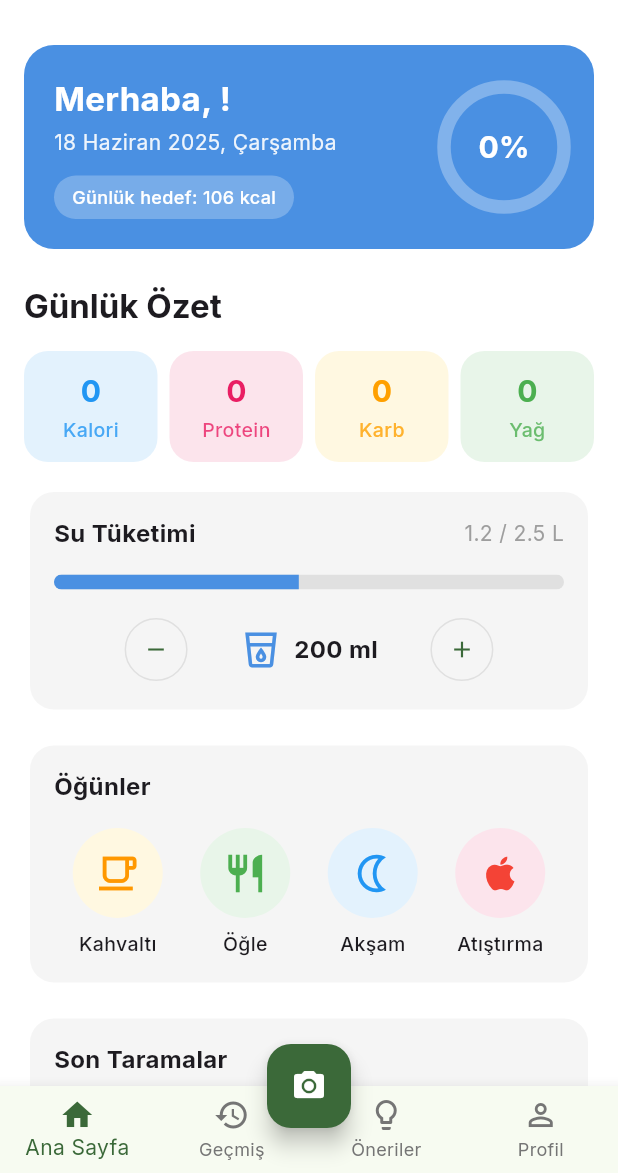
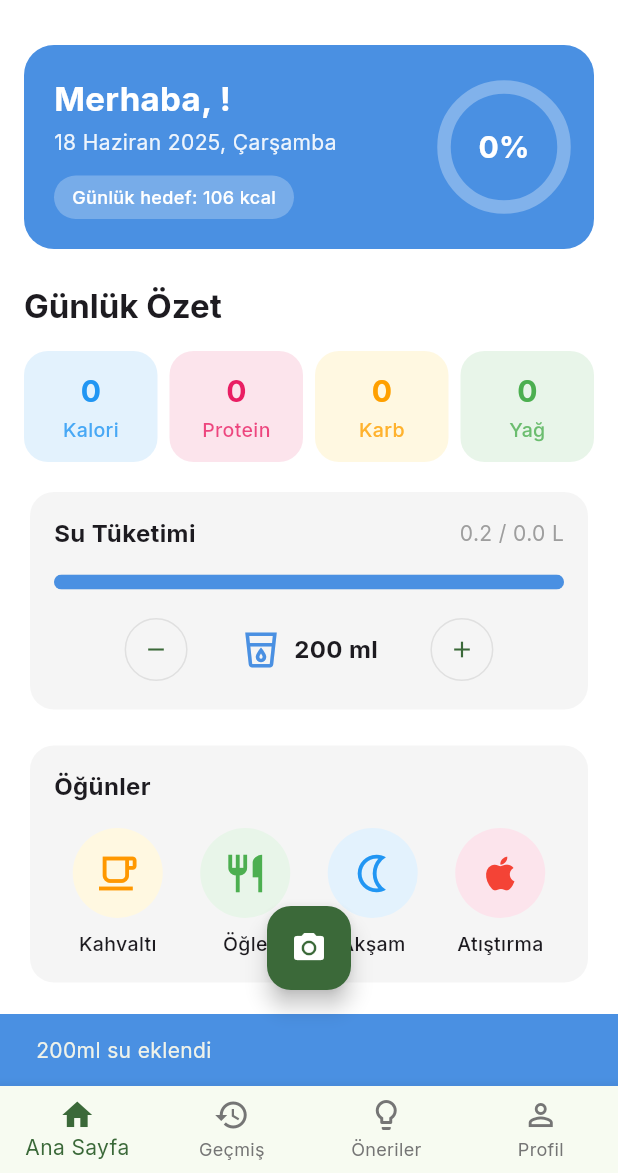
Before and after one commit to gorkemoa/beslen, a Flutter app: the screen it shows after launch, after a tap on "Misafir Olarak Devam Et", after a tap on the "add" icon, on a phone screen of 412 x 824 dp, the part 63-1236 px from its top. Run offline on Flutter 3.47's test engine with Material 3 defaults, Android fonts, the phone set to English and light mode, and no system bars; our stand-ins replace cloud_firestore, firebase_auth, firebase_core, flutter_image_compress, flutter_staggered_animations, google_fonts and 4 more; accounts and stored records are empty.

Commit message:
Su tüketimi kartı güncellendi; günlük su alımı ve hedefi, AppViewModel'den alınarak dinamik hale getirildi. Su ekleme ve çıkarma fonksiyonları eklendi, kullanıcıya geri bildirim sağlamak için SnackBar kullanıldı.

```diff
--- a/lib/views/tabs/home_tab.dart
+++ b/lib/views/tabs/home_tab.dart
@@ -44,7 +44,7 @@ class HomeTab extends StatelessWidget {
                   const SizedBox(height: 16),
                   _buildDailySummary(context, appViewModel),
                   const SizedBox(height: 16),
-                  _buildWaterIntakeCard(context),
+                  _buildWaterIntakeCard(context, appViewModel),
                   const SizedBox(height: 16),
                   _buildMealsCard(context),
                   const SizedBox(height: 16),
@@ -217,10 +217,10 @@ class HomeTab extends StatelessWidget {
     );
   }
 
-  Widget _buildWaterIntakeCard(BuildContext context) {
-    const double currentWater = 1.2;
-    const double targetWater = 2.5;
-    const double progress = currentWater / targetWater;
+  Widget _buildWaterIntakeCard(BuildContext context, AppViewModel appViewModel) {
+    final currentWater = appViewModel.todaysWaterAmount;
+    final targetWater = appViewModel.waterTarget;
+    final progress = appViewModel.waterPercentage;
 
     return Card(
       elevation: 0,
@@ -235,7 +235,8 @@ class HomeTab extends StatelessWidget {
               mainAxisAlignment: MainAxisAlignment.spaceBetween,
               children: [
                 const Text('Su Tüketimi', style: TextStyle(fontSize: 16, fontWeight: FontWeight.bold)),
-                Text('$currentWater / $targetWater L', style: const TextStyle(fontSize: 14, color: Colors.grey)),
+                Text('${currentWater.toStringAsFixed(1)} / ${targetWater.toStringAsFixed(1)} L',
+                     style: const TextStyle(fontSize: 14, color: Colors.grey)),
               ],
             ),
             const SizedBox(height: 16),
@@ -253,7 +254,9 @@ class HomeTab extends StatelessWidget {
               mainAxisAlignment: MainAxisAlignment.center,
               children: [
                 OutlinedButton(
-                  onPressed: () {},
+                  onPressed: appViewModel.todaysWaterIntake.isNotEmpty
+                    ? () => _removeWater(context, appViewModel)
+                    : null,
                   child: const Icon(Icons.remove),
                   style: OutlinedButton.styleFrom(
                     shape: const CircleBorder(),
@@ -267,7 +270,7 @@ class HomeTab extends StatelessWidget {
                 const Text('200 ml', style: TextStyle(fontSize: 16, fontWeight: FontWeight.bold)),
                 const SizedBox(width: 24),
                 OutlinedButton(
-                  onPressed: () {},
+                  onPressed: () => _addWater(context, appViewModel),
                   child: const Icon(Icons.add),
                   style: OutlinedButton.styleFrom(
                     shape: const CircleBorder(),
@@ -454,4 +457,58 @@ class HomeTab extends StatelessWidget {
       ),
     );
   }
+
+  // Su ekleme fonksiyonu
+  void _addWater(BuildContext context, AppViewModel appViewModel) async {
+    const double amount = 200; // 200ml varsayılan
+
+    final success = await appViewModel.addWaterIntake(amount);
+    if (success) {
+      if (context.mounted) {
+        ScaffoldMessenger.of(context).showSnackBar(
+          SnackBar(
+            content: Text('${amount.toInt()}ml su eklendi'),
+            backgroundColor: const Color(0xFF4A90E2),
+            duration: const Duration(seconds: 2),
+          ),
+        );
+      }
+    } else {
+      if (context.mounted) {
+        ScaffoldMessenger.of(context).showSnackBar(
+          const SnackBar(
+            content: Text('Su eklenirken hata oluştu'),
+            backgroundColor: Colors.red,
+          ),
+        );
+      }
+    }
+  }
+
+  // Su çıkarma fonksiyonu (son eklenen su kaydını sil)
+  void _removeWater(BuildContext context, AppViewModel appViewModel) async {
+    final lastWaterIntake = appViewModel.todaysWaterIntake.first;
+
+    final success = await appViewModel.removeWaterIntake(lastWaterIntake.id);
+    if (success) {
+      if (context.mounted) {
+        ScaffoldMessenger.of(context).showSnackBar(
+          SnackBar(
+            content: Text('${lastWaterIntake.amount.toInt()}ml su çıkarıldı'),
+            backgroundColor: Colors.orange,
+            duration: const Duration(seconds: 2),
+          ),
+        );
+      }
+    } else {
+      if (context.mounted) {
+        ScaffoldMessenger.of(context).showSnackBar(
+          const SnackBar(
+            content: Text('Su çıkarılırken hata oluştu'),
+            backgroundColor: Colors.red,
+          ),
+        );
+      }
+    }
+  }
 }
```
